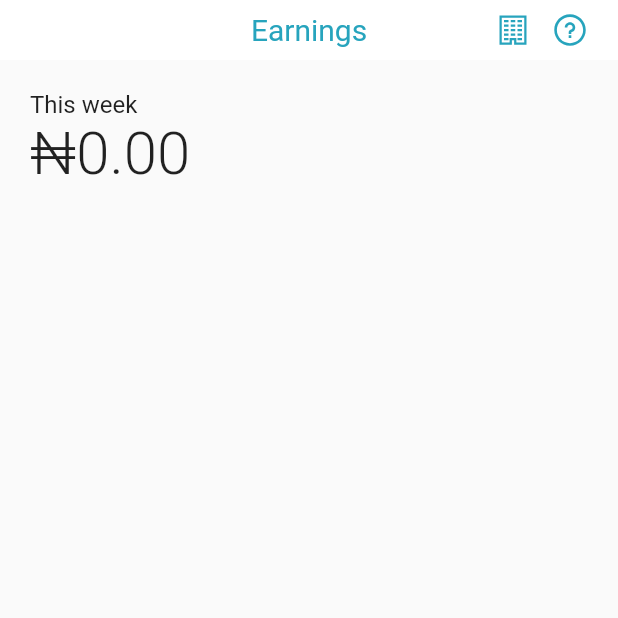
After one commit to maleoaje/quick_serve_rider, a Flutter app: the EarnnigsPage screen opened directly, on a phone screen of 412 x 824 dp, the top half of it. The commit adds this screen. Run offline on Flutter 3.47's test engine with Material 2 defaults, Android fonts, the phone set to English and light mode, and no system bars; our stand-ins replace cached_network_image, flutter_credit_card, fluttertoast, line_icons, pin_code_fields, shared_preferences and 1 more; accounts and stored records are empty.

Commit message:
earnings screen

```diff
--- a/lib/screens/delivery/bottom_nav_bar.dart
+++ b/lib/screens/delivery/bottom_nav_bar.dart
@@ -6,7 +6,7 @@ import 'package:quick_serve_rider/screens/delivery/screens/account.dart';
 import 'package:quick_serve_rider/screens/delivery/screens/driver_schedule.dart';
 import 'package:quick_serve_rider/screens/delivery/screens/home.dart';
 import 'package:quick_serve_rider/screens/delivery/screens/order_history.dart';
-import 'package:quick_serve_rider/screens/delivery/screens/search.dart';
+import 'package:quick_serve_rider/screens/delivery/screens/earnings.dart';
 
 class BottomNavBarDelivery extends StatefulWidget {
   const BottomNavBarDelivery({Key? key}) : super(key: key);
@@ -23,7 +23,7 @@ class _BottomNavBarDeliveryState extends State<BottomNavBarDelivery> {
   final List<Widget> _contentPages = <Widget>[
     const HomePageRider(),
     const DriverSchedulePage(),
-    const SearchPageDelivery(),
+    const EarnnigsPage(),
     const OrderHistoryDelivery(),
     const AccountPageDelivery()
   ];
--- a/lib/screens/delivery/screens/driver_schedule.dart
+++ b/lib/screens/delivery/screens/driver_schedule.dart
@@ -21,6 +21,7 @@ class _DriverSchedulePageState extends State<DriverSchedulePage> {
           actions: const [
             Icon(
               Icons.settings,
+              color: primaryColor,
             ),
             SizedBox(
               width: 12,
@@ -28,17 +29,18 @@ class _DriverSchedulePageState extends State<DriverSchedulePage> {
             Icon(
               LineIcons.questionCircle,
               size: 28,
+              color: primaryColor,
             ),
             SizedBox(
               width: 18,
             ),
           ],
-          backgroundColor: primaryColor,
+          backgroundColor: white,
           elevation: 0,
           centerTitle: true,
           title: const Text(
             'Schedule',
-            style: TextStyle(fontWeight: FontWeight.w400),
+            style: TextStyle(fontWeight: FontWeight.w400, color: primaryColor),
           ),
         ),
       ),
--- /dev/null
+++ b/lib/screens/delivery/screens/earnings.dart
@@ -0,0 +1,74 @@
+import 'package:flutter/material.dart';
+import 'package:line_icons/line_icons.dart';
+import 'package:quick_serve_rider/config/constants.dart';
+
+class EarnnigsPage extends StatefulWidget {
+  const EarnnigsPage({Key? key}) : super(key: key);
+
+  @override
+  _EarnnigsPageState createState() => _EarnnigsPageState();
+}
+
+class _EarnnigsPageState extends State<EarnnigsPage> {
+  final TextEditingController _etSearch = TextEditingController();
+  @override
+  Widget build(BuildContext context) {
+    return Scaffold(
+      resizeToAvoidBottomInset: false,
+      appBar: PreferredSize(
+        preferredSize: const Size.fromHeight(40),
+        child: AppBar(
+          actions: const [
+            Icon(
+              LineIcons.building,
+              color: primaryColor,
+            ),
+            SizedBox(
+              width: 12,
+            ),
+            Icon(
+              LineIcons.questionCircle,
+              color: primaryColor,
+              size: 28,
+            ),
+            SizedBox(
+              width: 18,
+            ),
+          ],
+          backgroundColor: white,
+          elevation: 0,
+          centerTitle: true,
+          title: const Text(
+            'Earnings',
+            style: TextStyle(fontWeight: FontWeight.w400, color: primaryColor),
+          ),
+        ),
+      ),
+      body: Padding(
+        padding: const EdgeInsets.fromLTRB(20, 20, 20, 0),
+        child: ListView(
+          physics: const BouncingScrollPhysics(),
+          children: [
+            const Align(
+              alignment: Alignment.topLeft,
+              child: Text(
+                'This week',
+                style: TextStyle(fontSize: 16, fontWeight: FontWeight.w400),
+              ),
+            ),
+            const Align(
+              alignment: Alignment.topLeft,
+              child: Text(
+                '₦0.00',
+                style: TextStyle(fontSize: 40, fontWeight: FontWeight.w300),
+              ),
+            ),
+            Column(
+              children: const [],
+            )
+          ],
+        ),
+      ),
+    );
+  }
+}
```
Also changed, not shown: lib/screens/delivery/screens/search.dart (deleted, +0 -108 lines).
